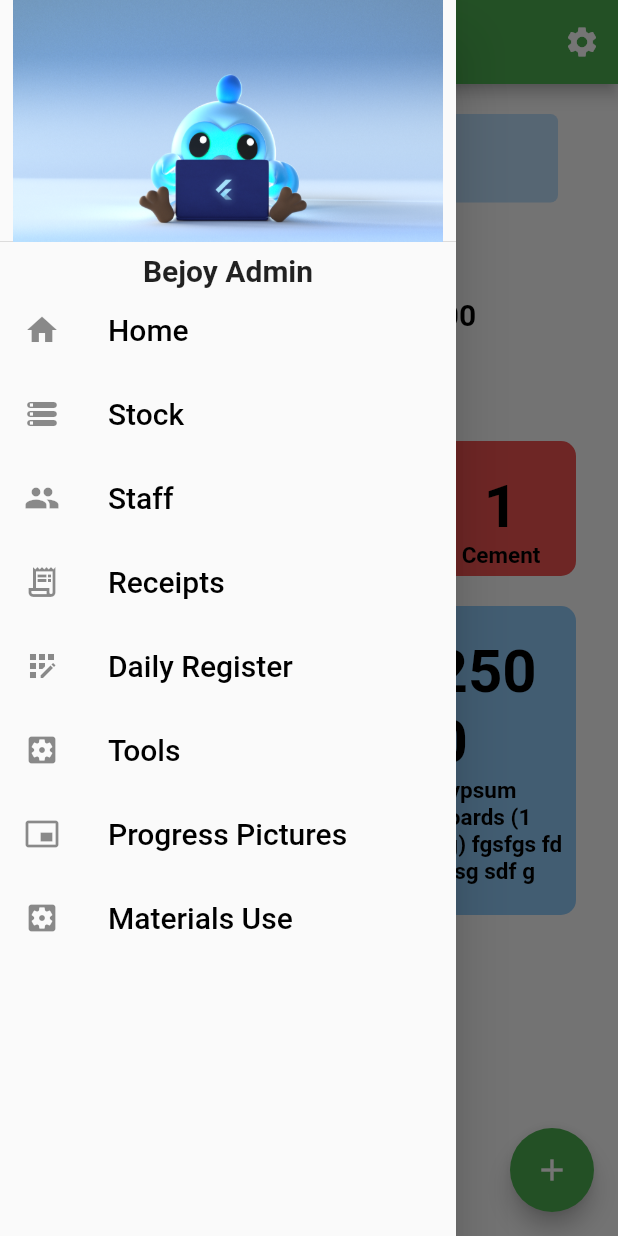
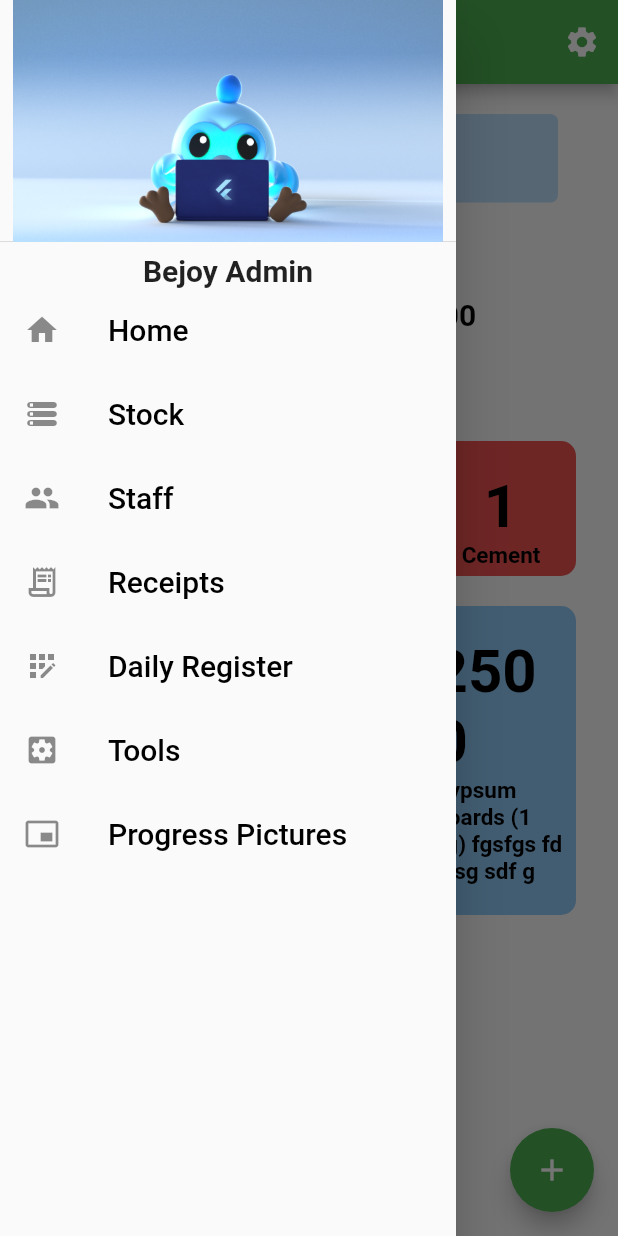
Before and after one commit to wilsonanyonga/bejoy_construction, a Flutter app: the screen it shows after launch, with the side drawer open, on a phone screen of 412 x 824 dp. Run offline on Flutter 3.47's test engine with Material 2 defaults, Android fonts, the phone set to English and light mode, and no system bars; our stand-ins replace go_router; missing offline and left inert: dart:ffi, flutter_launcher_icons.

Commit message:
Update main.dart

```diff
--- a/lib/main.dart
+++ b/lib/main.dart
@@ -46,39 +46,50 @@
           path: '/',
           builder: (BuildContext context, GoRouterState state) =>
               const MyHomePage(),
+          routes: [
+            GoRoute(
+              path: 'home',
+              builder: (BuildContext context, GoRouterState state) =>
+                  const MyHomePage(),
             ),
             GoRoute(
-        path: '/stock',
-        builder: (BuildContext context, GoRouterState state) => const Stock(),
+              path: 'stock',
+              builder: (BuildContext context, GoRouterState state) =>
+                  const Stock(),
             ),
             GoRoute(
-        path: '/staff',
-        builder: (BuildContext context, GoRouterState state) => const Staff(),
+              path: 'staff',
+              builder: (BuildContext context, GoRouterState state) =>
+                  const Staff(),
             ),
             GoRoute(
-        path: '/receipts',
-        builder: (BuildContext context, GoRouterState state) => const Receipt(),
+              path: 'receipts',
+              builder: (BuildContext context, GoRouterState state) =>
+                  const Receipt(),
             ),
             GoRoute(
-        path: '/daily_register',
+              path: 'daily_register',
               builder: (BuildContext context, GoRouterState state) =>
                   const RegisterDaily(),
             ),
             GoRoute(
-        path: '/tools',
-        builder: (BuildContext context, GoRouterState state) => const Tools(),
+              path: 'tools',
+              builder: (BuildContext context, GoRouterState state) =>
+                  const Tools(),
             ),
             GoRoute(
-        path: '/pictures',
+              path: 'pictures',
               builder: (BuildContext context, GoRouterState state) =>
                   const Pictures(),
             ),
             GoRoute(
-        path: '/materials',
+              path: 'materials',
               builder: (BuildContext context, GoRouterState state) =>
                   const MaterialUse(),
             ),
+          ]),
     ],
+    // initialLocation: '/home',
   );
 
   // Widget build(BuildContext context) {
@@ -218,11 +229,6 @@
                 icon: Icons.picture_in_picture_alt,
                 routeMe: '/pictures'),
             // const Spacer(),
-            NewMethodMenuWidget(
-                context: context,
-                details: 'Materials Use',
-                icon: Icons.settings_applications,
-                routeMe: '/materials'),
           ],
         ),
       ),
```
Lines whose indentation alone changed are shown as unchanged.
